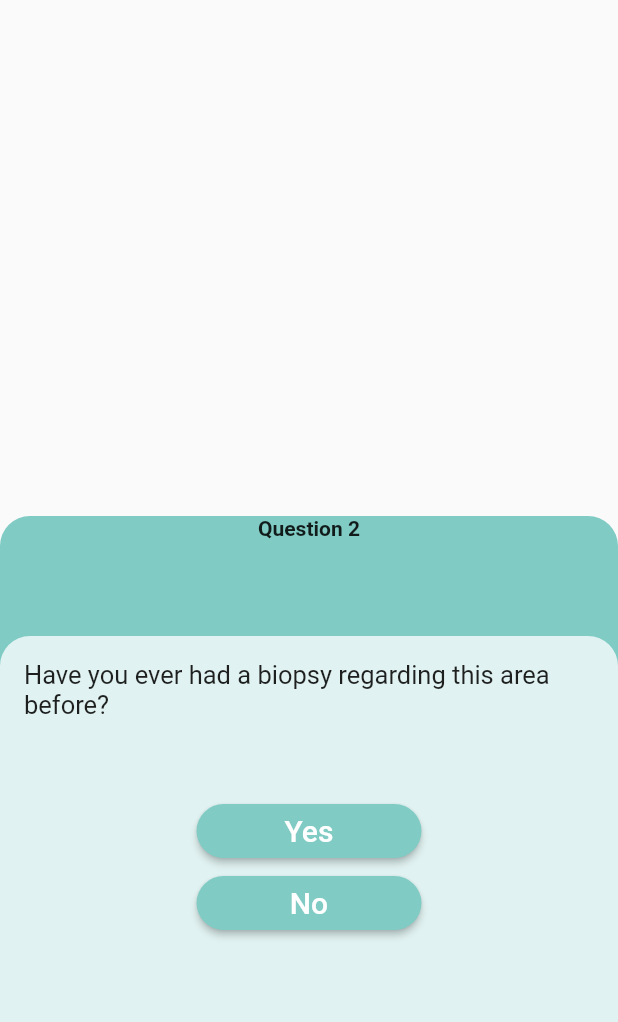
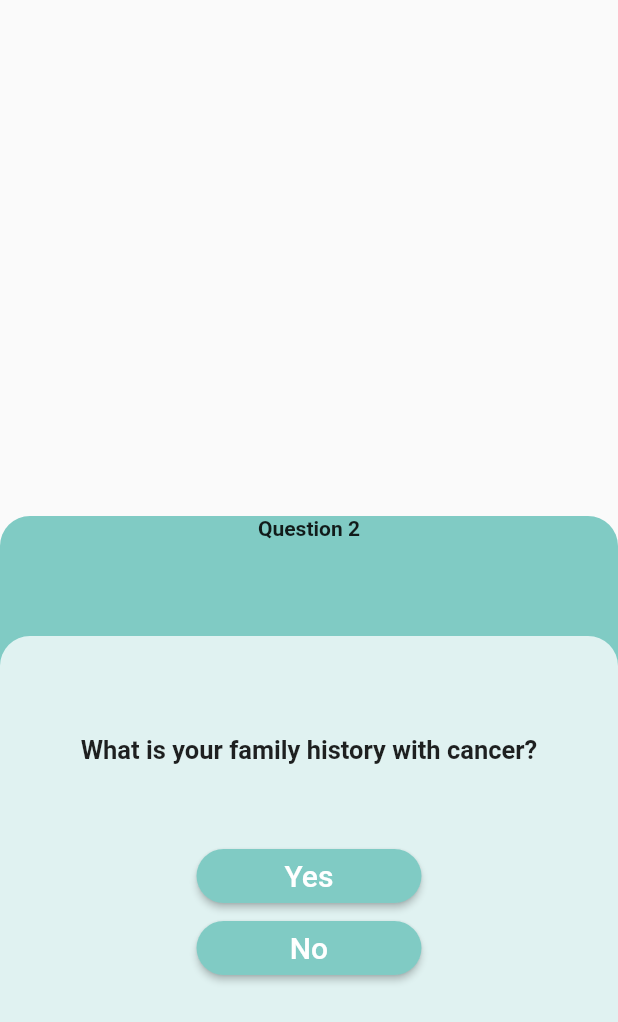
Before and after one commit to Endev-Brian-Kan/PageViewExercise, a Flutter app: the screen it shows after launch, swiped to page 2, on a phone screen of 412 x 824 dp. Shown: the top 1022 px of the screen. Run offline on Flutter 3.47's test engine with Material 2 defaults, Android fonts, the phone set to English and light mode, and no system bars.

Commit message:
Added questionTitle.dart to show the changing question title and questions.dart now fofocuses on the questions we ask the user.

```diff
--- a/lib/pageTemplate.dart
+++ b/lib/pageTemplate.dart
@@ -1,4 +1,5 @@
 import 'package:flutter/material.dart';
+import './questionTitle.dart';
 import './questions.dart';
 
 import './noButton.dart';
@@ -30,7 +31,7 @@ class Pagetemplate extends StatelessWidget {
               topRight: const Radius.circular(20.0),
             ),
           ),
-          child: Questionindex(pageTemplateChange),
+          child: Questiontitleindex(pageTemplateChange),
         ),
         Container(
           padding: EdgeInsets.all(16.0),
@@ -44,13 +45,9 @@ class Pagetemplate extends StatelessWidget {
           ),
           child: Column(
             children: <Widget>[
-              // SizedBox(height: 50),
-              Text(
-                "Have you ever had a biopsy regarding this area before?",
-                style: TextStyle(
-                  fontSize: 17,
-                ),
-              ),
+              SizedBox(height: 50, width: double.infinity),
+
+              Questionindex(pageTemplateChange),
               // SizedBox for space
               SizedBox(height: 50),
               Yesbutton(pageTemplateController, pageTemplateChange),
--- /dev/null
+++ b/lib/questionTitle.dart
@@ -0,0 +1,42 @@
+import 'package:flutter/material.dart';
+
+class Questiontitleindex extends StatelessWidget {
+  // Store the integer
+  int pageNumber;
+
+  // Get the integer
+  Questiontitleindex(this.pageNumber);
+
+  // Build the array
+  final questionTitleArray = [
+    "This is Question 1",
+    "Question 2",
+    "Question 3",
+  ];
+
+  // Get the corresponding array value
+  // String matchingQuestionTitle = questionTitleArray[pageNumber];
+  // print(questionTitleArray[2]);
+
+  String matchingQuestionTitle;
+
+  void _findQuestionTitle() {
+    // setState(() {
+    matchingQuestionTitle = questionTitleArray[pageNumber];
+    // });
+    print("Test $matchingQuestionTitle");
+  }
+
+  // Send the correct array value to pageTemplate
+  @override
+  Widget build(BuildContext context) {
+    return Container(
+      child: Text(
+        questionTitleArray[pageNumber],
+        textAlign: TextAlign.center,
+        overflow: TextOverflow.ellipsis,
+        style: TextStyle(fontWeight: FontWeight.bold),
+      ),
+    );
+  }
+}
--- a/lib/questions.dart
+++ b/lib/questions.dart
@@ -9,9 +9,9 @@ class Questionindex extends StatelessWidget {
 
   // Build the array
   final questionsArray = [
-    "This is Question 1",
-    "Question 2",
-    "Question 3",
+    "Have you ever had a biopsy before?",
+    "What is your family history with cancer?",
+    "What color is your skin?",
   ];
 
   // Get the corresponding array value
@@ -35,7 +35,7 @@ class Questionindex extends StatelessWidget {
         questionsArray[pageNumber],
         textAlign: TextAlign.center,
         overflow: TextOverflow.ellipsis,
-        style: TextStyle(fontWeight: FontWeight.bold),
+        style: TextStyle(fontWeight: FontWeight.bold, fontSize: 17),
       ),
     );
   }
--- a/lib/yesButton.dart
+++ b/lib/yesButton.dart
@@ -10,7 +10,6 @@ class Yesbutton extends StatelessWidget {
   Widget build(BuildContext context) {
     return ButtonTheme(
       minWidth: 150,
-      // height: 100,
       child: RaisedButton(
         shape: RoundedRectangleBorder(borderRadius: BorderRadius.circular(50)),
         color: Colors.teal[200],
```
